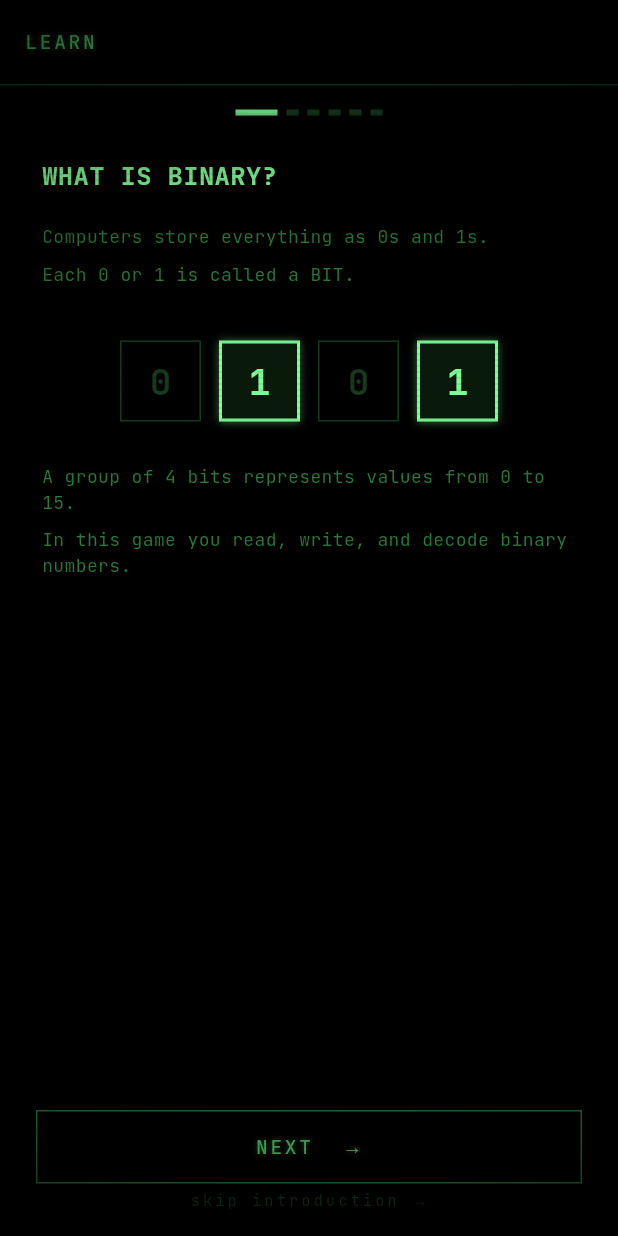
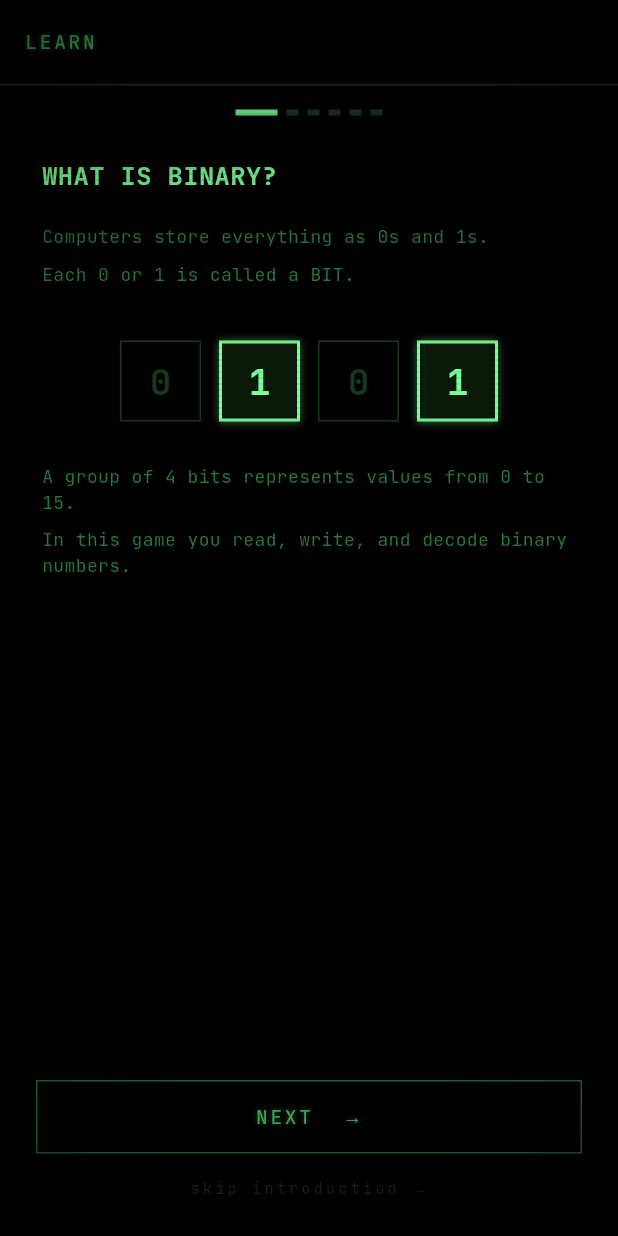
Before and after one commit to jankovicsrb-droid/go-binary-rush, a Flutter app: the LearnScreen screen opened directly, on a phone screen of 412 x 824 dp. Run offline on Flutter 3.47's test engine with Material 3 defaults, Android fonts, the phone set to English and light mode, and no system bars; our stand-ins replace google_fonts, shared_preferences; accounts and stored records are empty.

Commit message:
Fix scroll cutoff in HOW TO PLAY and skip link touch target in LEARN
HOW TO PLAY bottom padding now accounts for system nav bar so the
BINARY INTRODUCTION link is reachable by scrolling. LEARN skip link
gets 12px vertical padding and is centered for a usable touch target.

Co-Authored-By: Claude Sonnet 4.6 <noreply@anthropic.com>

```diff
--- a/lib/screens/how_to_play_screen.dart
+++ b/lib/screens/how_to_play_screen.dart
@@ -27,7 +27,7 @@ class HowToPlayScreen extends StatelessWidget {
         children: [
           Expanded(
             child: SingleChildScrollView(
-              padding: const EdgeInsets.symmetric(horizontal: 24, vertical: 20),
+              padding: EdgeInsets.fromLTRB(24, 20, 24, MediaQuery.of(context).padding.bottom + 24),
               child: Column(
                 crossAxisAlignment: CrossAxisAlignment.start,
                 children: [
--- a/lib/screens/learn_screen.dart
+++ b/lib/screens/learn_screen.dart
@@ -166,9 +166,11 @@ class _LearnScreenState extends State<LearnScreen> {
           GestureDetector(
             onTap: _begin,
             child: Padding(
-              padding: const EdgeInsets.only(bottom: 4),
-              child: Text('skip introduction →',
-                  style: AppText.kicker(color: AppColors.g1)),
+              padding: const EdgeInsets.symmetric(vertical: 12, horizontal: 24),
+              child: Center(
+                child: Text('skip introduction →',
+                    style: AppText.kicker(color: AppColors.g1)),
+              ),
             ),
           ),
       ],
```
